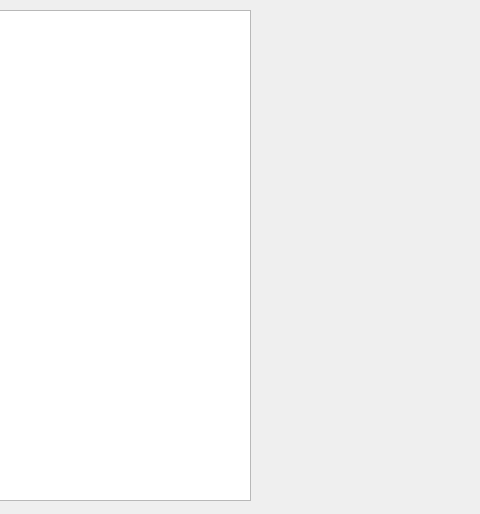
Old version of the form userwindow.ui in the repository bobelmasry/shoppingSystem; both pictures show x 130 to 610 and y 0 to 514 of the 702 by 514 pixel window.
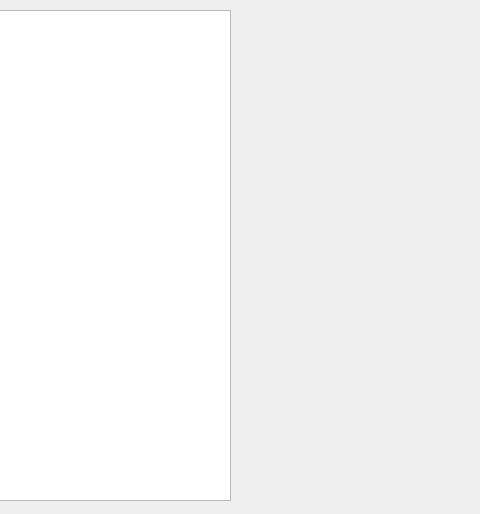
New version of the form.

Commit message: made manage users

What changed in the file:
```diff
--- a/userwindow.ui
+++ b/userwindow.ui
@@ -13,12 +13,12 @@
   <property name="windowTitle">
    <string>Dialog</string>
   </property>
-  <widget class="QListView" name="listView">
+  <widget class="QListWidget" name="listWidget">
    <property name="geometry">
     <rect>
      <x>10</x>
      <y>10</y>
-     <width>371</width>
+     <width>351</width>
      <height>491</height>
     </rect>
    </property>
```
The commit also changes 2 other files.
